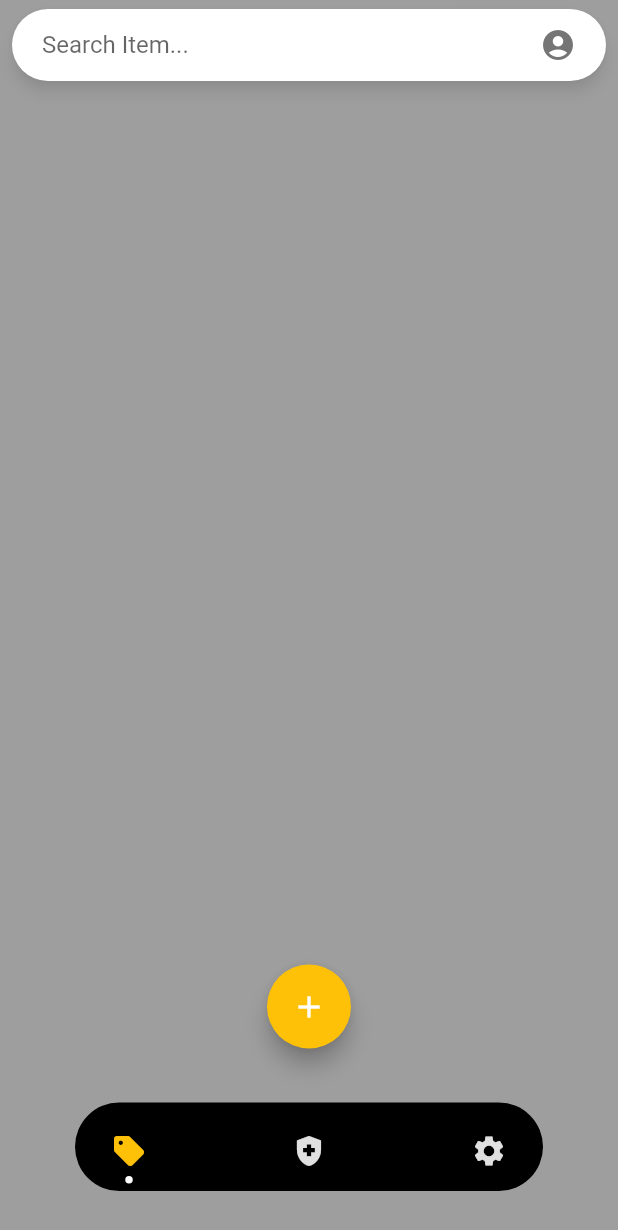
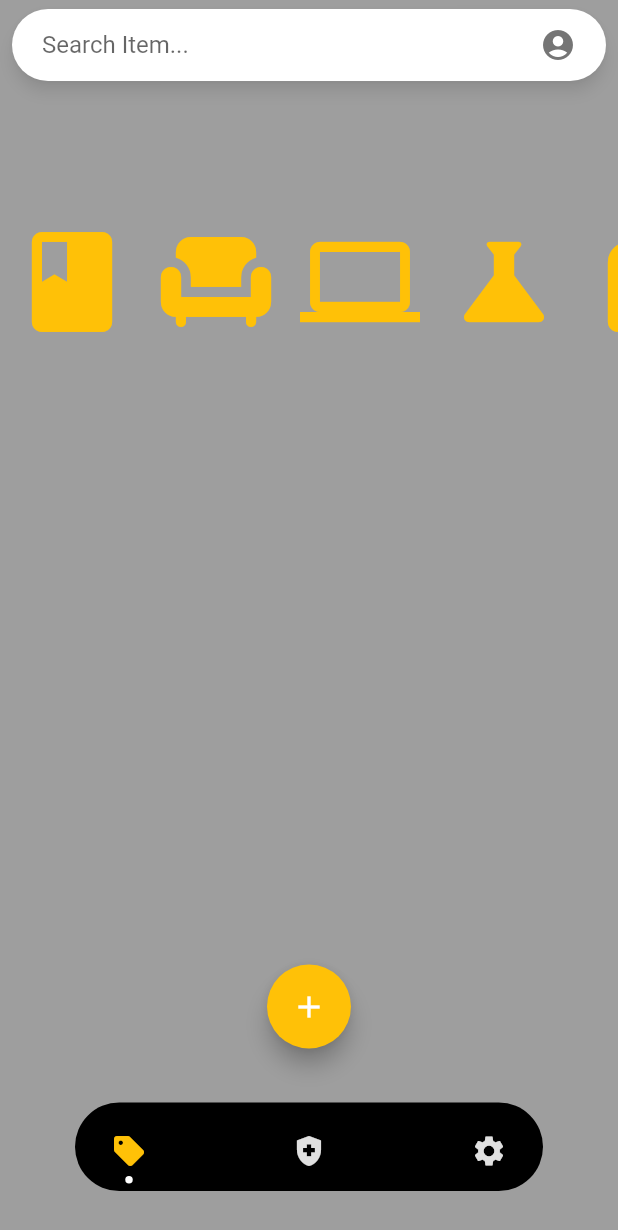
Before and after one commit to jcortes18/csi-4999-capstone-project, a Flutter app: the screen it shows after launch, on a phone screen of 412 x 824 dp. Shown: the top 1230 px of the screen. Run offline on Flutter 3.47's test engine with Material 2 defaults, Android fonts, the phone set to English and light mode, and no system bars; drawn by our look-alikes of dot_navigation_bar, material_floating_search_bar.

Commit message:
Added horizontal scrolling row for major category filters
need to add 'Major Category' text and labels for each category

```diff
--- a/lib/marketplace_main.dart
+++ b/lib/marketplace_main.dart
@@ -1,13 +1,73 @@
 import 'package:dot_navigation_bar/dot_navigation_bar.dart';
 import 'package:flutter/material.dart';
-
 
 class MarketplaceTab extends StatelessWidget {
   @override
   Widget build(BuildContext context) {
     return Scaffold(
-      body: Row(
-
+      body: SingleChildScrollView(
+        padding: const EdgeInsets.only(top: 140),
+        scrollDirection: Axis.horizontal,
+        child:
+          //crossAxisAlignment: CrossAxisAlignment.start,
+            Row(
+              mainAxisAlignment: MainAxisAlignment.spaceEvenly,
+              children: [
+                TextButton(
+                    onPressed: () {},
+                    child: const Icon(
+                      Icons.book,
+                      color: Colors.amber,
+                      size: 80,
+                    )),
+                TextButton(
+                    onPressed: () {},
+                    child: const Icon(
+                      Icons.chair,
+                      color: Colors.amber,
+                      size: 80,
+                    )),
+                TextButton(
+                    onPressed: () {},
+                    child: const Icon(
+                      Icons.computer,
+                      color: Colors.amber,
+                      size: 80,
+                    )),
+                TextButton(
+                    onPressed: () {},
+                    child: const Icon(
+                      Icons.science_sharp,
+                      color: Colors.amber,
+                      size: 80,
+                    )),
+                TextButton(
+                    onPressed: () {},
+                    child: const Icon(
+                      Icons.backpack,
+                      color: Colors.amber,
+                      size: 80,
+                    )),
+                TextButton(
+                    onPressed: () {},
+                    child: const Icon(
+                      Icons.favorite,
+                      color: Colors.amber,
+                      size: 80,
+                    )),
+              ],
+            ),
+            // Row(
+            //   //mainAxisAlignment: MainAxisAlignment.spaceEvenly,
+            //   children: const <Widget>[
+            //     Text('Call'),
+            //     Text('Message'),
+            //     Text('block'),
+            //     Text('ADD', style: TextStyle(letterSpacing: 2.0, color: Colors.red),
+            //     ),
+            //   ],
+            // ),
+          // ],
       ),
       floatingActionButton: FloatingActionButton(
         onPressed: () {
@@ -18,5 +78,6 @@ class MarketplaceTab extends StatelessWidget {
       ),
       floatingActionButtonLocation: FloatingActionButtonLocation.centerFloat,
     );
+
   }
 }
--- a/lib/profile.dart
+++ b/lib/profile.dart
@@ -6,11 +6,6 @@ class ProfileTab extends StatelessWidget {
   @override
   Widget build(BuildContext context) {
     return MaterialApp(
-      debugShowCheckedModeBanner: false,
-      title: 'GrizzConnect Profile',
-      theme: ThemeData(
-        scaffoldBackgroundColor: Colors.green,
-      ),
       home: const Center(child: Text('profile')),
     );
   }
```
